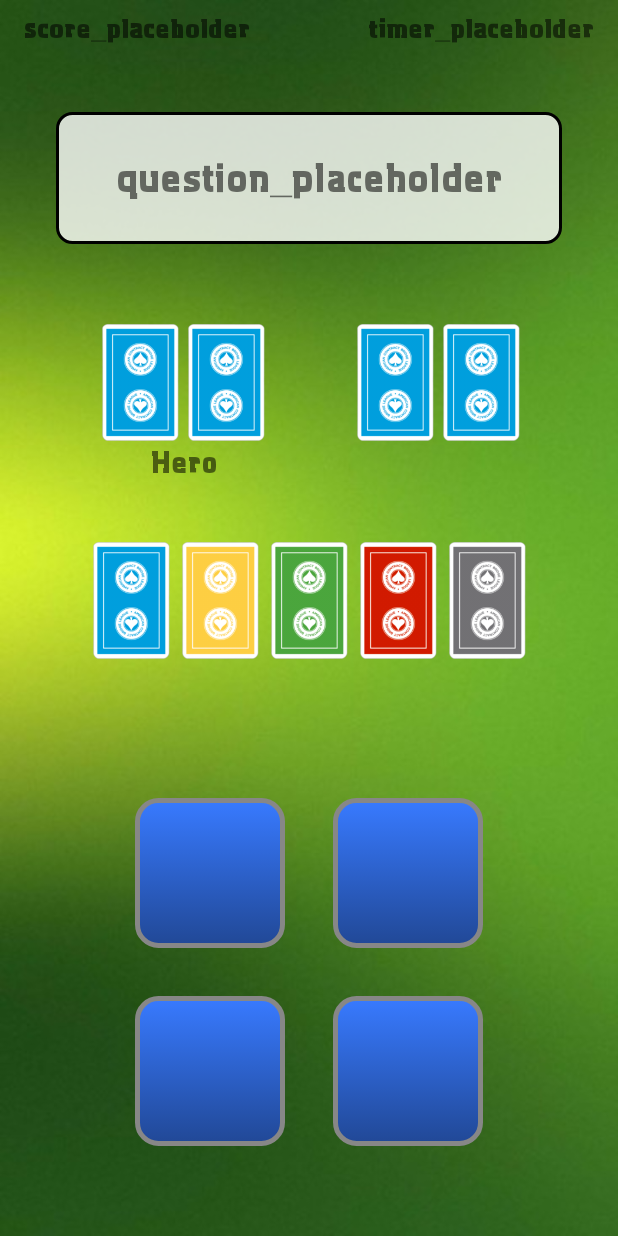
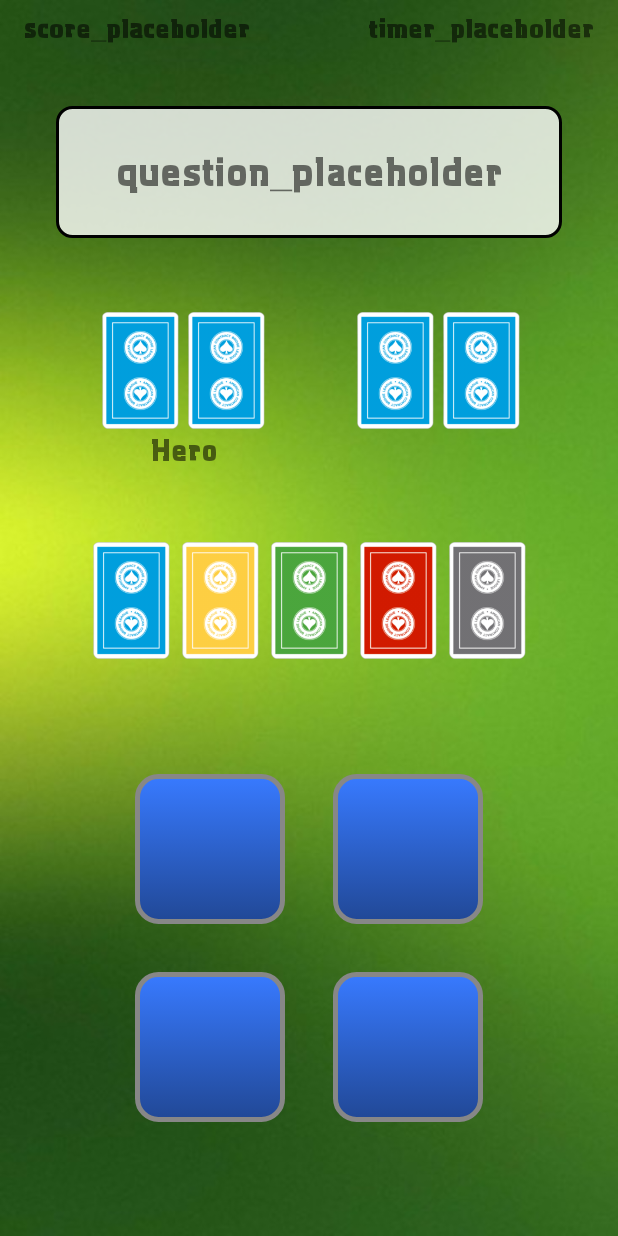
Before and after one commit to ericreinke/PokerQuizzer, an Android app: the layout activity_play.xml on its own in the app's theme, with its tools: preview values and no code run, on a phone screen of 412 x 824 dp. Run offline under Robolectric (Android 15) with nearby library versions, the phone set to English and light mode, and no system bars.

Commit message:
Layout editing

```diff
--- a/app/src/main/java/com/example/ericr/pokerquizzer/PlayActivity.java
+++ b/app/src/main/java/com/example/ericr/pokerquizzer/PlayActivity.java
@@ -97,7 +97,7 @@ public class PlayActivity extends AppCompatActivity {
         for(int i=0; i<4; i++){
             answerButtons[i].setVisibility(View.INVISIBLE);
         }
-        scoreTextView.setText(getString(R.string.score)+score);
+        scoreTextView.setText(getString(R.string.score)+" "+score);
 
         Resources res = getResources();
         TypedArray answerResources = res.obtainTypedArray(R.array.question_array);
--- a/app/src/main/res/layout/activity_play.xml
+++ b/app/src/main/res/layout/activity_play.xml
@@ -14,10 +14,9 @@
         android:layout_height="100dp"
         android:layout_marginBottom="16dp"
         android:layout_marginEnd="16dp"
-        android:layout_marginRight="16dp"
-        android:layout_marginTop="32dp"
+        android:layout_marginTop="16dp"
+        android:background="@drawable/backgroundselector"
         android:text="Answer 1"
-        android:background="@drawable/backgroundselector"
         app:fontFamily="@font/aquariusno8cg"
         app:layout_constraintBottom_toTopOf="@+id/thirdAnswerBtn"
         app:layout_constraintEnd_toStartOf="@+id/secondAnswerBtn"
@@ -32,11 +31,10 @@
         android:layout_width="100dp"
         android:layout_height="100dp"
         android:layout_marginBottom="16dp"
-        android:layout_marginLeft="16dp"
         android:layout_marginStart="16dp"
-        android:layout_marginTop="32dp"
+        android:layout_marginTop="16dp"
+        android:background="@drawable/backgroundselector"
         android:text="Answer 2"
-        android:background="@drawable/backgroundselector"
         app:fontFamily="@font/aquariusno8cg"
         app:layout_constraintBottom_toTopOf="@+id/fourthAnswerBtn"
         app:layout_constraintEnd_toEndOf="parent"
@@ -50,11 +48,11 @@
         android:id="@+id/thirdAnswerBtn"
         android:layout_width="100dp"
         android:layout_height="100dp"
+        android:layout_marginBottom="16dp"
         android:layout_marginEnd="16dp"
-        android:layout_marginRight="16dp"
         android:layout_marginTop="16dp"
+        android:background="@drawable/backgroundselector"
         android:text="Answer 3"
-        android:background="@drawable/backgroundselector"
         app:fontFamily="@font/aquariusno8cg"
         app:layout_constraintBottom_toBottomOf="parent"
         app:layout_constraintEnd_toStartOf="@+id/fourthAnswerBtn"
@@ -68,11 +66,11 @@
         android:id="@+id/fourthAnswerBtn"
         android:layout_width="100dp"
         android:layout_height="100dp"
-        android:layout_marginLeft="16dp"
+        android:layout_marginBottom="16dp"
         android:layout_marginStart="16dp"
         android:layout_marginTop="16dp"
+        android:background="@drawable/backgroundselector"
         android:text="Answer 4"
-        android:background="@drawable/backgroundselector"
         app:fontFamily="@font/aquariusno8cg"
         app:layout_constraintBottom_toBottomOf="parent"
         app:layout_constraintEnd_toEndOf="parent"
```
